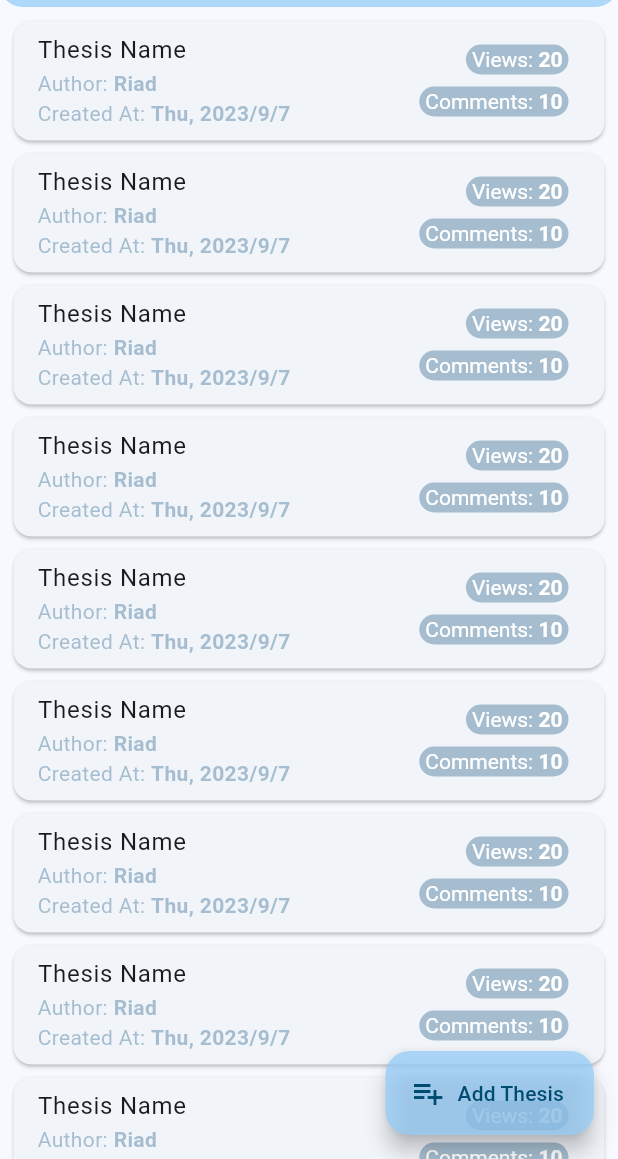
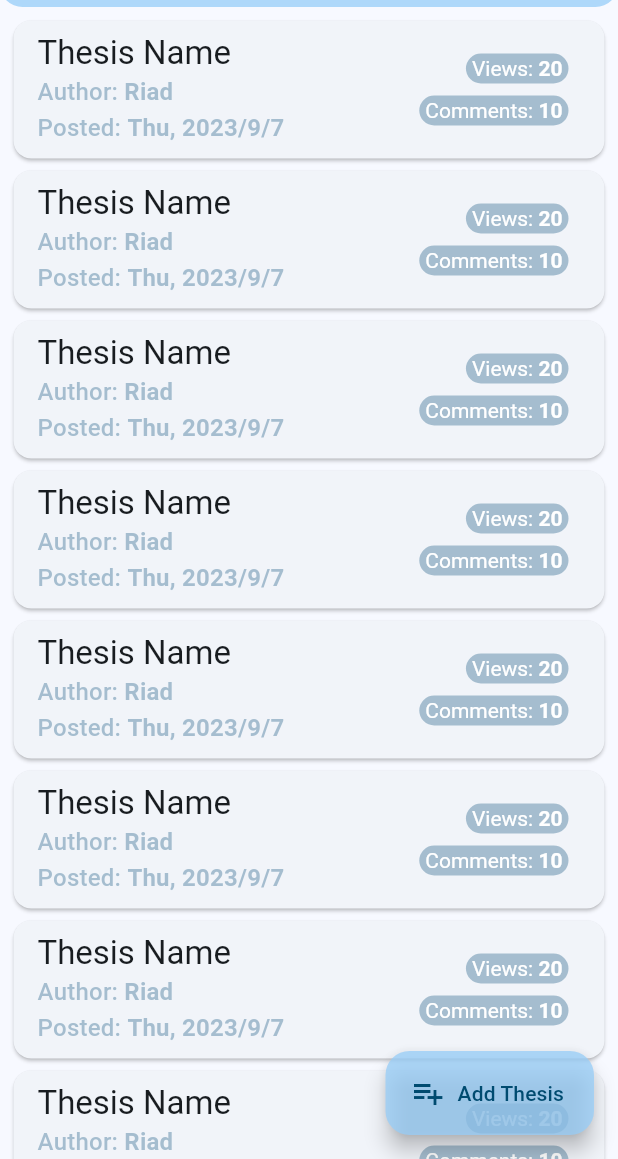
Before and after one commit to metaspook/su_research_and_thesis_book, a Flutter app: the HomeView screen opened directly, on a phone screen of 412 x 824 dp, the part 77-1236 px from its top. Run offline on Flutter 3.47's test engine with Material 2 defaults, Android fonts, the phone set to English and light mode, and no system bars; our stand-ins replace bloc, cached_network_image, connectivity_plus, equatable, file_picker, firebase_auth and 9 more; missing offline and left inert: flutter_cached_pdfview; accounts and stored records are empty; generated files the repository leaves out were written again; Roboto replaces fonts that are missing (Ubuntu); key blocks and very long unbroken strings in the code were emptied for the run.

Commit message:
update card thesis

```diff
--- a/lib/modules/home/view/home_view.dart
+++ b/lib/modules/home/view/home_view.dart
@@ -6,6 +6,8 @@ import 'package:su_thesis_book/modules/home/home.dart';
 import 'package:su_thesis_book/router/router.dart';
 import 'package:su_thesis_book/shared/models/models.dart';
 import 'package:su_thesis_book/shared/widgets/widgets.dart';
+
+typedef AppBlocSelector<T> = BlocSelector<AppCubit, AppState, T>;
 
 class HomeView extends StatelessWidget {
   const HomeView({super.key});
@@ -28,7 +30,7 @@ class HomeView extends StatelessWidget {
                 padding: const EdgeInsets.only(right: 4.5),
                 child: GestureDetector(
                   onTap: () => context.push(AppRouter.profile.path),
-                  child: BlocSelector<AppCubit, AppState, String?>(
+                  child: AppBlocSelector<String?>(
                     selector: (state) => state.user.photoUrl,
                     builder: (context, photoUrl) {
                       return HaloAvatar(imagePath: photoUrl);
--- a/lib/modules/home/widgets/thesis_card.dart
+++ b/lib/modules/home/widgets/thesis_card.dart
@@ -2,6 +2,7 @@ import 'package:flutter/material.dart';
 import 'package:intl/intl.dart';
 import 'package:su_thesis_book/modules/home/home.dart';
 import 'package:su_thesis_book/shared/models/models.dart';
+import 'package:su_thesis_book/theme/extensions.dart';
 
 class ThesisCard extends StatelessWidget {
   const ThesisCard(this.thesis, {super.key});
@@ -21,40 +22,37 @@ class ThesisCard extends StatelessWidget {
             builder: (context) => ThesisView(thesis: thesis),
           ),
         ),
-        title: Text(thesis.name),
+        title: Text(
+          thesis.name,
+          style: context.theme.textTheme.titleLarge,
+        ),
         subtitle: Column(
           crossAxisAlignment: CrossAxisAlignment.start,
           children: [
             Text.rich(
               TextSpan(
                 text: 'Author: ',
-                style: TextStyle(
+                style: context.theme.textTheme.titleMedium?.copyWith(
                   color: theme.badgeTheme.backgroundColor,
                 ),
                 children: [
                   TextSpan(
                     text: thesis.author,
-                    style: TextStyle(
-                      color: theme.badgeTheme.backgroundColor,
-                      fontWeight: FontWeight.bold,
-                    ),
+                    style: const TextStyle(fontWeight: FontWeight.bold),
                   ),
                 ],
               ),
             ),
             Text.rich(
               TextSpan(
-                text: 'Created At: ',
-                style: TextStyle(
+                text: 'Posted: ',
+                style: context.theme.textTheme.titleMedium?.copyWith(
                   color: theme.badgeTheme.backgroundColor,
                 ),
                 children: [
                   TextSpan(
                     text: dateStr,
-                    style: TextStyle(
-                      color: theme.badgeTheme.backgroundColor,
-                      fontWeight: FontWeight.bold,
-                    ),
+                    style: const TextStyle(fontWeight: FontWeight.bold),
                   ),
                 ],
               ),
--- a/lib/modules/profile/view/profile_page.dart
+++ b/lib/modules/profile/view/profile_page.dart
@@ -10,7 +10,6 @@ import 'package:su_thesis_book/theme/theme.dart';
 typedef ProfileBlocSelector<T> = BlocSelector<ProfileCubit, ProfileState, T>;
 typedef ProfileBlocListener = BlocListener<ProfileCubit, ProfileState>;
 typedef AppBlocSelector<T> = BlocSelector<AppCubit, AppState, T>;
-// typedef AppBlocListener = BlocListener<AppCubit, AppState>;
 
 class ProfilePage extends StatelessWidget {
   const ProfilePage({super.key});
```
